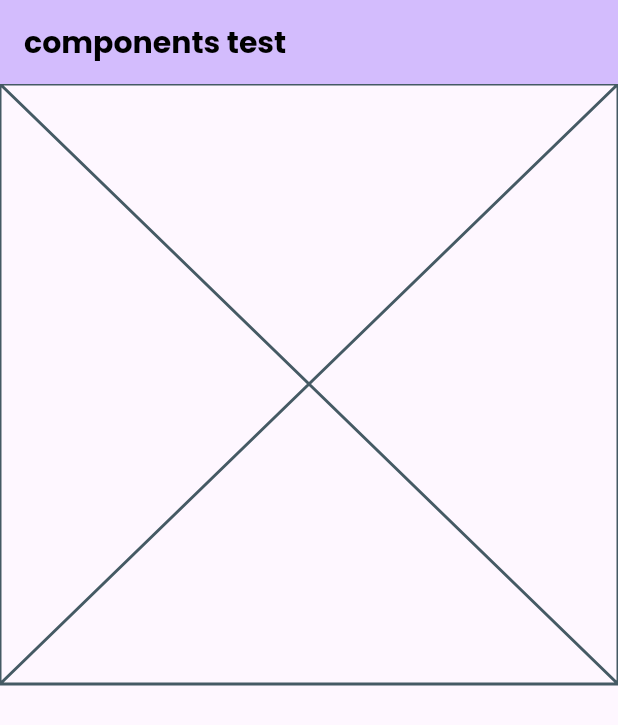
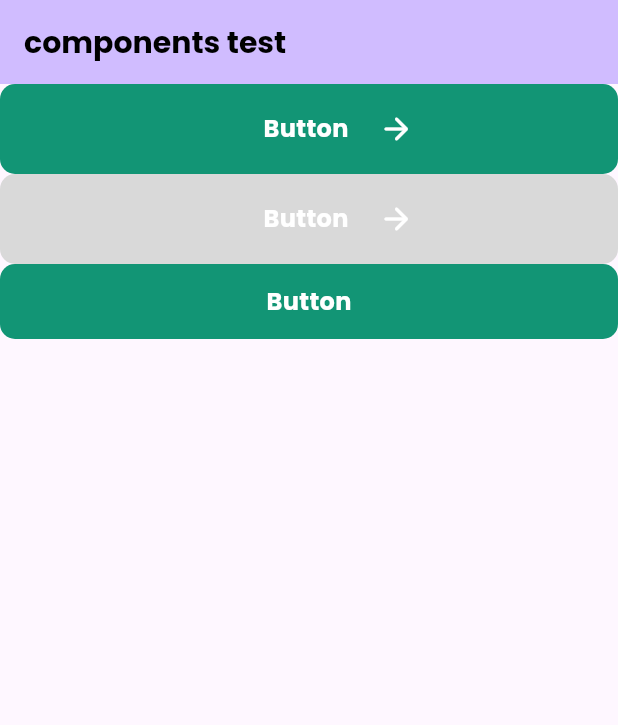
Before and after one commit to CHOIGOYO/flutter_recipe_app_course, a Flutter app: the screen it shows after launch, on a phone screen of 412 x 824 dp. Shown: the top 725 px of the screen. Run offline on Flutter 3.47's test engine with Material 3 defaults, Android fonts, the phone set to English and light mode, and no system bars.

Commit message:
button 위젯 추가

```diff
--- a/recipe_app/lib/core/presentation/components/big_button.dart
+++ /dev/null
@@ -1,10 +0,0 @@
-import 'package:flutter/material.dart';
-
-class BigButton extends StatelessWidget {
-  const BigButton({super.key});
-
-  @override
-  Widget build(BuildContext context) {
-    return const Placeholder();
-  }
-}
--- /dev/null
+++ b/recipe_app/lib/core/presentation/components/custom_button.dart
@@ -0,0 +1,62 @@
+import 'package:flutter/material.dart';
+import 'package:recipe_app/core/presentation/components/custom_container.dart';
+import 'package:recipe_app/ui/color_styles.dart';
+import 'package:recipe_app/ui/text_styles.dart';
+
+enum ButtonSize { big, medium, small }
+
+class CustomButton extends StatelessWidget {
+  final VoidCallback onPressed;
+  final CustomText text;
+  final bool isDisabled;
+  final bool haveIcon;
+  final ButtonSize size;
+  const CustomButton(
+      {super.key,
+      required this.onPressed,
+      required this.text,
+      required this.size,
+      this.isDisabled = false,
+      this.haveIcon = false});
+
+  @override
+  Widget build(BuildContext context) {
+    double buttonHeight = 0;
+    switch (size) {
+      case ButtonSize.big:
+        buttonHeight = 60;
+        break;
+      case ButtonSize.medium:
+        buttonHeight = 50;
+        break;
+      case ButtonSize.small:
+        buttonHeight = 40;
+        break;
+    }
+    return InkWell(
+      onTap: isDisabled ? null : onPressed,
+      child: CustomContainer(
+        backgroundColor:
+            isDisabled ? ColorStyles.gray4 : ColorStyles.primary100,
+        h: buttonHeight,
+        child: Center(
+          child: Row(
+            mainAxisAlignment: MainAxisAlignment.center,
+            children: [
+              Container(
+                  margin: EdgeInsets.only(left: haveIcon ? 40 : 0),
+                  child: text),
+              haveIcon
+                  ? Container(
+                      margin: EdgeInsets.only(left: 20),
+                      child: Icon(Icons.arrow_forward_rounded,
+                          color: ColorStyles.white),
+                    )
+                  : const SizedBox(),
+            ],
+          ),
+        ),
+      ),
+    );
+  }
+}
--- /dev/null
+++ b/recipe_app/lib/core/presentation/components/custom_container.dart
@@ -0,0 +1,31 @@
+import 'package:flutter/material.dart';
+
+class CustomContainer extends StatelessWidget {
+  final double h;
+  final Widget child;
+  final Color backgroundColor;
+  final double borderRadius;
+  final Color? borderColor;
+  const CustomContainer(
+      {super.key,
+      required this.h,
+      required this.child,
+      this.borderRadius = 10,
+      this.backgroundColor = Colors.transparent,
+      this.borderColor});
+
+  @override
+  Widget build(BuildContext context) {
+    return Container(
+      height: h,
+      decoration: BoxDecoration(
+        color: backgroundColor,
+        borderRadius: BorderRadius.circular(borderRadius),
+        border: borderColor != null
+            ? Border.all(color: borderColor!, width: 1)
+            : null,
+      ),
+      child: child,
+    );
+  }
+}
--- a/recipe_app/lib/main.dart
+++ b/recipe_app/lib/main.dart
@@ -1,5 +1,5 @@
 import 'package:flutter/material.dart';
-import 'package:recipe_app/core/presentation/components/big_button.dart';
+import 'package:recipe_app/core/presentation/components/custom_button.dart';
 import 'package:recipe_app/ui/color_styles.dart';
 import 'package:recipe_app/ui/text_styles.dart';
 
@@ -14,11 +14,7 @@ class MyApp extends StatelessWidget {
   @override
   Widget build(BuildContext context) {
     return MaterialApp(
-      title: 'Flutter Demo',
-      theme: ThemeData(
-        colorScheme: ColorScheme.fromSeed(seedColor: Colors.deepPurple),
-        useMaterial3: true,
-      ),
+      title: 'recipe_app',
       home: const MyHomePage(),
     );
   }
@@ -42,8 +38,38 @@ class _MyHomePageState extends State<MyHomePage> {
               color: ColorStyles.black,
               style: TextStyles.largeTextBold)),
       body: ListView(
-        children: const <Widget>[
-          BigButton(),
+        children: <Widget>[
+          CustomButton(
+            onPressed: () {
+              debugPrint('Big Button pressed');
+            },
+            haveIcon: true,
+            text: CustomText(
+                text: 'Button',
+                color: ColorStyles.white,
+                style: TextStyles.normalTextBold),
+            size: ButtonSize.big,
+          ),
+          CustomButton(
+            onPressed: () {},
+            haveIcon: true,
+            isDisabled: true,
+            text: CustomText(
+                text: 'Button',
+                color: ColorStyles.white,
+                style: TextStyles.normalTextBold),
+            size: ButtonSize.big,
+          ),
+          CustomButton(
+            onPressed: () {},
+            haveIcon: false,
+            isDisabled: false,
+            text: CustomText(
+                text: 'Button',
+                color: ColorStyles.white,
+                style: TextStyles.normalTextBold),
+            size: ButtonSize.medium,
+          ),
         ],
       ),
     );
```
